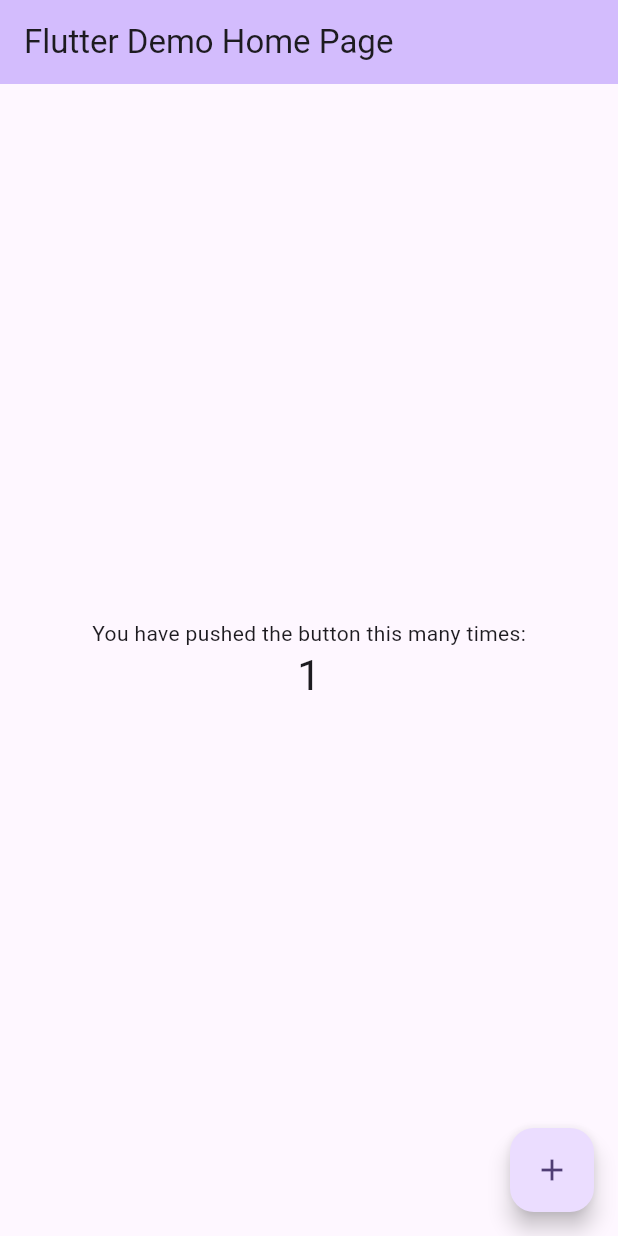
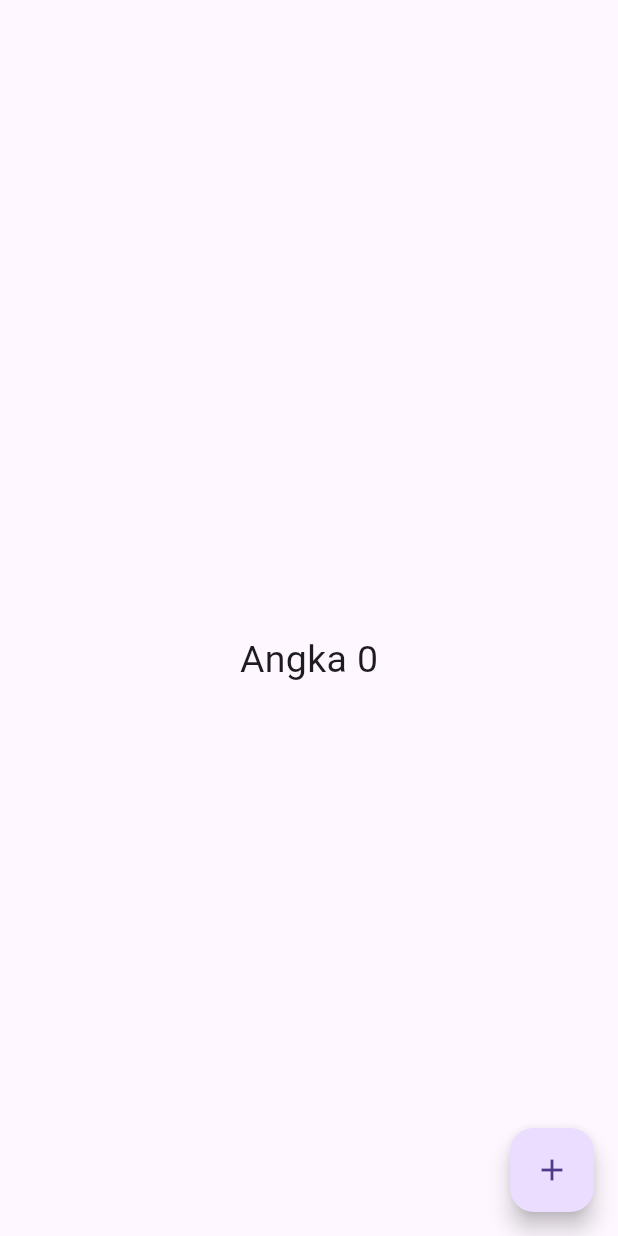
Before and after one commit to masradeen/level5_blocconsumer, a Flutter app: the screen it shows after launch, after a tap on the "add" icon, on a phone screen of 412 x 824 dp. Run offline on Flutter 3.47's test engine with Material 3 defaults, Android fonts, the light colour scheme and no system bars; our stand-ins replace flutter_bloc.

Commit message:
latihan bloc consumer selesai

```diff
--- /dev/null
+++ b/desc.txt
@@ -0,0 +1,2 @@
+latihan penggunaan BLoC
+tutorial: Flutter 70 BLoC Consumer (Tutorial Flutter Bahasa Indonesia) by Kuldii Project
--- a/lib/main.dart
+++ b/lib/main.dart
@@ -1,4 +1,5 @@
 import 'package:flutter/material.dart';
+import 'package:flutter_bloc/flutter_bloc.dart';
 
 void main() {
   runApp(const MyApp());
@@ -7,119 +8,90 @@
 class MyApp extends StatelessWidget {
   const MyApp({super.key});
 
-  // This widget is the root of your application.
   @override
   Widget build(BuildContext context) {
     return MaterialApp(
-      title: 'Flutter Demo',
-      theme: ThemeData(
-        // This is the theme of your application.
-        //
-        // TRY THIS: Try running your application with "flutter run". You'll see
-        // the application has a purple toolbar. Then, without quitting the app,
-        // try changing the seedColor in the colorScheme below to Colors.green
-        // and then invoke "hot reload" (save your changes or press the "hot
-        // reload" button in a Flutter-supported IDE, or press "r" if you used
-        // the command line to start the app).
-        //
-        // Notice that the counter didn't reset back to zero; the application
-        // state is not lost during the reload. To reset the state, use hot
-        // restart instead.
-        //
-        // This works for code too, not just values: Most code changes can be
-        // tested with just a hot reload.
-        colorScheme: ColorScheme.fromSeed(seedColor: Colors.deepPurple),
-        useMaterial3: true,
+      debugShowCheckedModeBanner: false,
+      home: BlocProvider(
+        create: (context) => CounterBloc(),
+        child: HomePage(),
       ),
-      home: const MyHomePage(title: 'Flutter Demo Home Page'),
     );
   }
 }
 
-class MyHomePage extends StatefulWidget {
-  const MyHomePage({super.key, required this.title});
-
-  // This widget is the home page of your application. It is stateful, meaning
-  // that it has a State object (defined below) that contains fields that affect
-  // how it looks.
-
-  // This class is the configuration for the state. It holds the values (in this
-  // case the title) provided by the parent (in this case the App widget) and
-  // used by the build method of the State. Fields in a Widget subclass are
-  // always marked "final".
-
-  final String title;
-
-  @override
-  State<MyHomePage> createState() => _MyHomePageState();
-}
-
-class _MyHomePageState extends State<MyHomePage> {
-  int _counter = 0;
-
-  void _incrementCounter() {
-    setState(() {
-      // This call to setState tells the Flutter framework that something has
-      // changed in this State, which causes it to rerun the build method below
-      // so that the display can reflect the updated values. If we changed
-      // _counter without calling setState(), then the build method would not be
-      // called again, and so nothing would appear to happen.
-      _counter++;
-    });
-  }
+class HomePage extends StatelessWidget {
+  const HomePage({super.key});
 
   @override
   Widget build(BuildContext context) {
-    // This method is rerun every time setState is called, for instance as done
-    // by the _incrementCounter method above.
-    //
-    // The Flutter framework has been optimized to make rerunning build methods
-    // fast, so that you can just rebuild anything that needs updating rather
-    // than having to individually change instances of widgets.
     return Scaffold(
-      appBar: AppBar(
-        // TRY THIS: Try changing the color here to a specific color (to
-        // Colors.amber, perhaps?) and trigger a hot reload to see the AppBar
-        // change color while the other colors stay the same.
-        backgroundColor: Theme.of(context).colorScheme.inversePrimary,
-        // Here we take the value from the MyHomePage object that was created by
-        // the App.build method, and use it to set our appbar title.
-        title: Text(widget.title),
-      ),
+      appBar: AppBar(),
       body: Center(
-        // Center is a layout widget. It takes a single child and positions it
-        // in the middle of the parent.
-        child: Column(
-          // Column is also a layout widget. It takes a list of children and
-          // arranges them vertically. By default, it sizes itself to fit its
-          // children horizontally, and tries to be as tall as its parent.
-          //
-          // Column has various properties to control how it sizes itself and
-          // how it positions its children. Here we use mainAxisAlignment to
-          // center the children vertically; the main axis here is the vertical
-          // axis because Columns are vertical (the cross axis would be
-          // horizontal).
-          //
-          // TRY THIS: Invoke "debug painting" (choose the "Toggle Debug Paint"
-          // action in the IDE, or press "p" in the console), to see the
-          // wireframe for each widget.
-          mainAxisAlignment: MainAxisAlignment.center,
-          children: <Widget>[
-            const Text(
-              'You have pushed the button this many times:',
+        child: BlocConsumer<CounterBloc, int>(
+          buildWhen: (previous, current) {
+            // print("prev : $previous --- curr : $current");
+            if (current > 5) {
+              return true;
+            }
+            return false;
+          },
+          listenWhen: (previous, current) {
+            print("curr : $current");
+            if (current > 10) {
+              return true;
+            }
+            return false;
+          },
+          listener: (context, state) {
+            ScaffoldMessenger.of(context).showSnackBar(
+              SnackBar(
+                duration: Duration(microseconds: 300),
+                content: Text("Di atas 10 loohh"),
+              ),
+            );
+          },
+          builder: (context, state) => Text(
+            "Angka $state",
+            style: TextStyle(
+              fontSize: 25,
             ),
-            Text(
-              '$_counter',
-              style: Theme.of(context).textTheme.headlineMedium,
+          ),
+        ),
+
+        /* tanpa BLoC Consumer
+        child: BlocListener<CounterBloc, int>(
+          listener: (context, state) {
+            if (state > 10) {
+              ScaffoldMessenger.of(context).showSnackBar(
+                SnackBar(
+                  duration: Duration(microseconds: 300),
+                  content: Text("Di atas 10 loohh"),
+                ),
+              );
+            }
+          },
+          child: BlocBuilder<CounterBloc, int>(
+            builder: (context, state) => Text(
+              "Angka $state",
+              style: TextStyle(
+                fontSize: 25,
+              ),
             ),
-          ],
+          ),
         ),
+        */
       ),
       floatingActionButton: FloatingActionButton(
-        onPressed: _incrementCounter,
-        tooltip: 'Increment',
-        child: const Icon(Icons.add),
-      ), // This trailing comma makes auto-formatting nicer for build methods.
+        onPressed: () => context.read<CounterBloc>().increment(),
+        child: Icon(Icons.add),
+      ),
     );
   }
 }
+
+class CounterBloc extends Cubit<int> {
+  CounterBloc() : super(0);
+
+  void increment() => emit(state + 1);
+}
```
